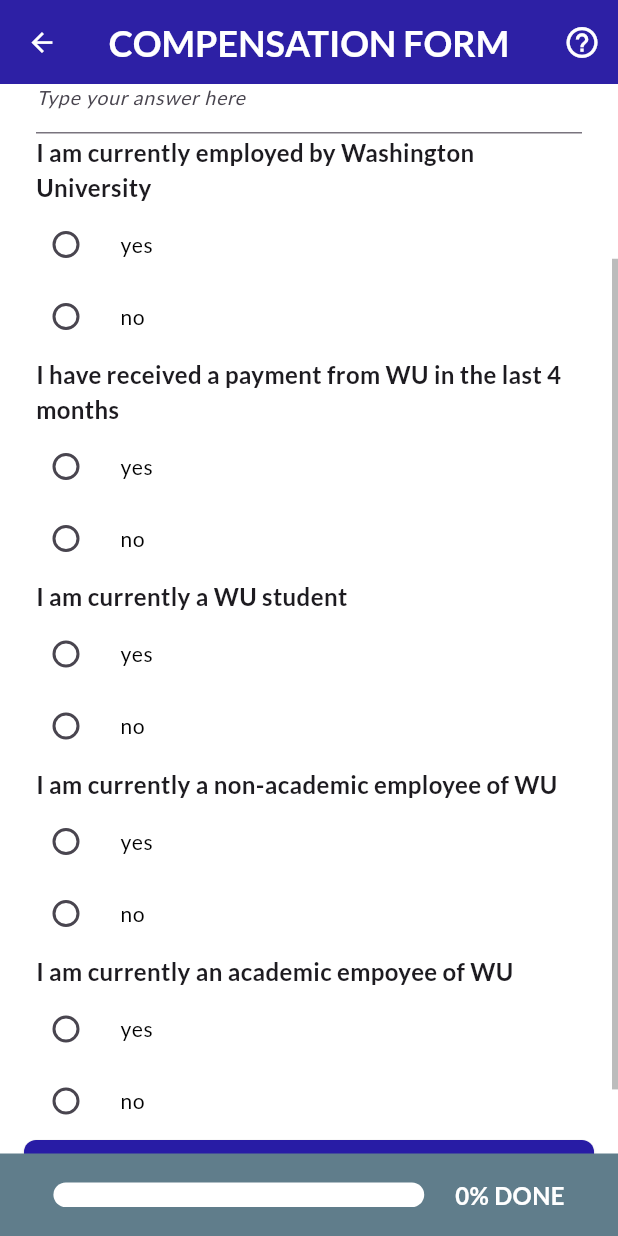
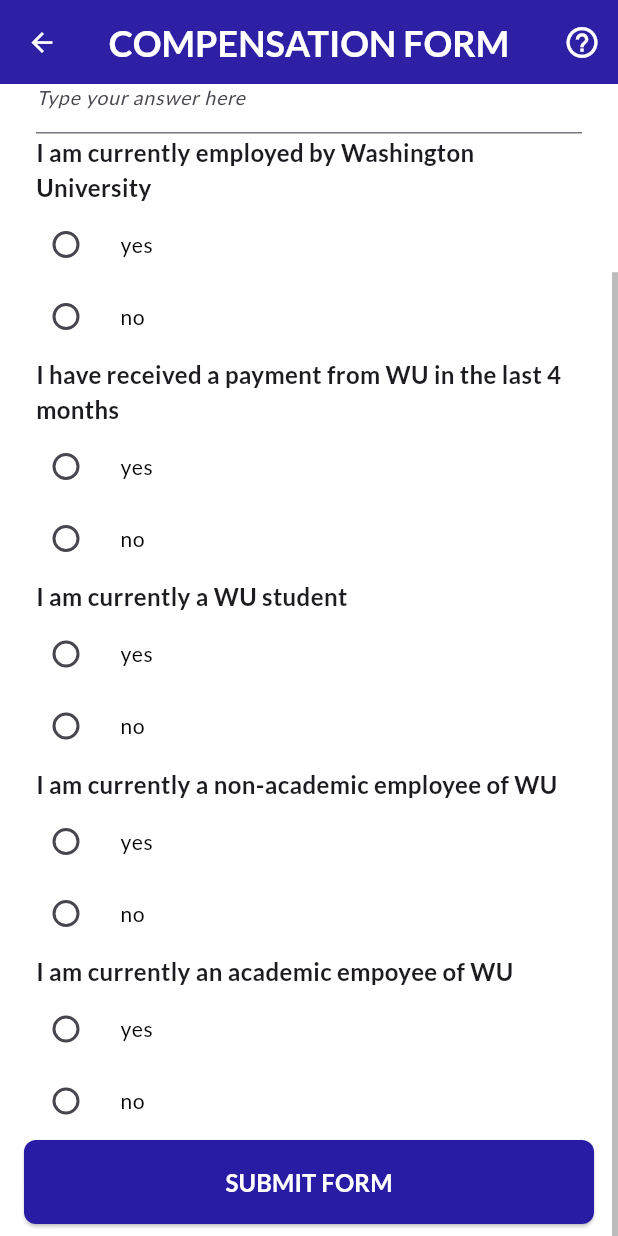
Before and after one commit to kevin200555/autism_ai_test, a Flutter app: the CompensationFormScreen screen opened directly, scrolled down 150 dp, on a phone screen of 412 x 824 dp. Run offline on Flutter 3.47's test engine with Material 3 defaults, Android fonts, the phone set to English and light mode, and no system bars; drawn by our look-alikes of auto_size_text; our stand-ins replace camera, firebase_core, firebase_storage, google_fonts, hive, hive_flutter and 1 more; missing offline and left inert: pdfx; accounts and stored records are empty.

Commit message:
- Removed progress bar from all forms (probably will just delete progress_bar.dart at some point) - made all the forms direct the user back to the main menu when completed, (because they'd just direct to the next form) - removed unused imports - changed some button labels to better suite this new design

```diff
--- a/lib/screens/informed_consent/ic_document_form.dart
+++ b/lib/screens/informed_consent/ic_document_form.dart
@@ -141,7 +141,6 @@ class _InformedConsentSigningScreenState
           },
         ),
       ),
-      bottomNavigationBar: ProgressBar(),
     );
   }
 } // EOF ic_document_signing.dart
--- a/lib/screens/informed_consent/ic_signiture.dart
+++ b/lib/screens/informed_consent/ic_signiture.dart
@@ -148,7 +148,6 @@ class _InformedConsentSignitureScreenState
             ),
           ],
         ),
-        bottomNavigationBar: ProgressBar(),
       ),
     );
   }
--- a/lib/screens/intake/compensation_form.dart
+++ b/lib/screens/intake/compensation_form.dart
@@ -1,4 +1,5 @@
 import 'package:autism_ai_test/constants/instruction_and_questions.dart';
+import 'package:autism_ai_test/screens/main_menu/home_menu_screen.dart';
 import 'package:autism_ai_test/uploading/user_class.dart';
 import 'package:autism_ai_test/widgets/button/back_button.dart';
 import 'package:autism_ai_test/widgets/button/help_button.dart';
@@ -70,7 +71,7 @@ class _CompensationFormScreenState extends State<CompensationFormScreen> {
             } else if (index == compensationFormQuestions.length + 1) {
               // LAST index (after all questions)
               return NextButton(
-                label: 'NEXT',
+                label: 'SUBMIT FORM',
                 onPressed: () {
                   UserClass.screenNumber++;
                   UserClass.compensationResponses = responses;
@@ -79,7 +80,7 @@ class _CompensationFormScreenState extends State<CompensationFormScreen> {
                     context,
                     MaterialPageRoute(
                       builder: (context) =>
-                          MChatRFormScreen1(camera: widget.camera),
+                        HomeMenuScreen(camera: widget.camera),
                     ),
                   );
                 },
@@ -114,7 +115,6 @@ class _CompensationFormScreenState extends State<CompensationFormScreen> {
           },
         ),
       ),
-      bottomNavigationBar: ProgressBar(),
     );
   }
 } // EOF intake_form_screen.dart
--- a/lib/screens/video_section/video_section_info_screen.dart
+++ b/lib/screens/video_section/video_section_info_screen.dart
@@ -98,6 +98,7 @@ class GeneralInstructionsScreen extends StatelessWidget {
                     ],
                   ),
                 ),
+                BodyText('Please read all instructions completley\n', color: ColorTheme.textColor),
                 NextButton(
                   label: 'NEXT',
                   onPressed: () {
```
Also changed, not shown: lib/screens/intake/intake_form_screen.dart (+3 -4 lines), lib/screens/mchatr/m_chatR_form_screen.dart (+3 -4 lines).
